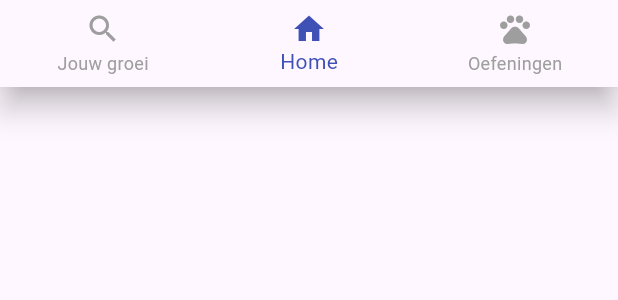
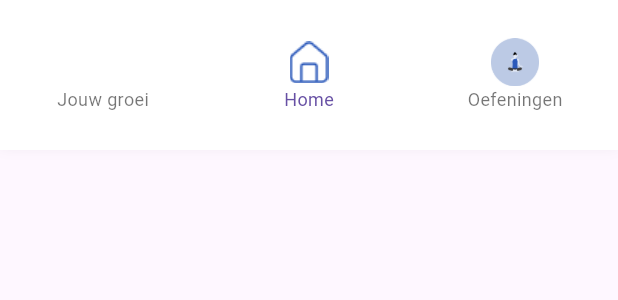
Before and after one commit to RVApeldoorn/MeasureApp, a Flutter app: the BottomNavBar widget shown alone on an empty page, opened directly, on a phone screen of 412 x 824 dp. Shown: the top 300 px of the screen. Run offline on Flutter 3.47's test engine with Material 3 defaults, Android fonts, the phone set to English and light mode, and no system bars; our stand-ins replace dio, flutter_secure_storage, flutter_svg, permission_handler; missing offline and left inert: flutter_reactive_ble; accounts and stored records are empty; generated files the repository leaves out were written again; network calls fail.

Commit message:
[20] Refined top and bottom bars, adjusted styling and abstracted pindots

```diff
--- a/lib/l10n/app_en.arb
+++ b/lib/l10n/app_en.arb
@@ -1,8 +1,9 @@
 {
   "@@locale": "en",
   "app_title": "Measurement",
-  "pin_set": "Set your PIN code",
-  "pin_confirm": "Confirm your PIN code",
+  "pin_set": "Set your pincode",
+  "pin_enter": "Enter your pincode",
+  "pin_confirm": "Confirm your pincode",
   "pin_error": "PIN codes do not match",
   "pin_reset_confirm_title": "Confirmation",
   "pin_reset_confirm_content": "Are you sure you want to reset your PIN? The app will be reset.",
--- a/lib/l10n/app_nl.arb
+++ b/lib/l10n/app_nl.arb
@@ -1,8 +1,9 @@
 {
     "@@locale": "nl",
     "app_title": "Meting",
-    "pin_set": "Stel uw PIN-code in",
-    "pin_confirm": "Bevestig uw PIN-code",
+    "pin_set": "Stel uw pincode in",
+    "pin_enter": "Voer uw pincode in",
+    "pin_confirm": "Bevestig uw pincode",
     "pin_error": "PIN-codes komen niet overeen",
     "pin_reset_confirm_title": "Bevestiging",
     "pin_reset_confirm_content": "Weet je zeker dat je je PIN wilt resetten? De app zal opnieuw worden ingesteld.",
--- a/lib/main.dart
+++ b/lib/main.dart
@@ -4,7 +4,6 @@ import 'package:flutter_gen/gen_l10n/app_localizations.dart';
 import 'package:measureapp/screens/setup_screen.dart';
 import 'package:measureapp/screens/pin_screen.dart';
 import 'package:measureapp/screens/pin_lock_screen.dart';
-import 'package:measureapp/screens/step_one_measurement_screen.dart';
 import 'package:measureapp/utils/secure_storage.dart';
 
 void main() async {
--- a/lib/screens/home_screen.dart
+++ b/lib/screens/home_screen.dart
@@ -51,6 +51,7 @@ class _HomeScreenState extends State<HomeScreen> {
     final t = AppLocalizations.of(context)!;
 
     return Scaffold(
+      backgroundColor: Colors.white,
       appBar: TopBar(title: t.app_title),
       bottomNavigationBar: const BottomNavBar(),
       body: RefreshIndicator(
@@ -95,13 +96,13 @@ class _HomeScreenState extends State<HomeScreen> {
                             ],
                           );
                       }),
+                    SizedBox(height: 10),
                       Row(
                         children: [
                           Expanded(
                             child: BigButton(
                               title: t.growth_safari,
-                              iconWidget: SvgPicture.asset(
-                                'assets/icons/lion.svg',
+                            iconWidget: Image.asset('assets/images/yoga.png',
                               ),
                               onPressed: () {},
                             ),
--- a/lib/widgets/big_button.dart
+++ b/lib/widgets/big_button.dart
@@ -55,8 +55,8 @@ class BigButton extends StatelessWidget {
                 SizedBox(height: 12),
                 Center(
                   child: SizedBox(
-                    width: 60,
-                    height: 60,
+                    width: 80,
+                    height: 80,
                     child: iconWidget,
                   ),
                 ),
--- a/lib/widgets/bottom_navigation_bar.dart
+++ b/lib/widgets/bottom_navigation_bar.dart
@@ -1,21 +1,74 @@
 import 'package:flutter/material.dart';
+import 'package:flutter_svg/flutter_svg.dart';
+import 'package:measureapp/screens/home_screen.dart'; // Import HomeScreen
 
 class BottomNavBar extends StatelessWidget {
   final int currentIndex;
 
-  const BottomNavBar({this.currentIndex = 1, Key? key}) : super(key: key);
+  const BottomNavBar({this.currentIndex = 1, super.key});
 
   @override
   Widget build(BuildContext context) {
-    return BottomNavigationBar(
-      currentIndex: currentIndex,
-      selectedItemColor: Colors.indigo,
-      unselectedItemColor: Colors.grey,
-      items: const [
-        BottomNavigationBarItem(icon: Icon(Icons.search), label: 'Jouw groei'),
-        BottomNavigationBarItem(icon: Icon(Icons.home), label: 'Home'),
-        BottomNavigationBarItem(icon: Icon(Icons.pets), label: 'Oefeningen'),
-      ],
+    return Container(
+      height: 100,
+      decoration: BoxDecoration(
+        color: Colors.white,
+        boxShadow: [
+          BoxShadow(
+            color: Colors.black.withOpacity(0.1),
+            spreadRadius: 0,
+            blurRadius: 8,
+            offset: const Offset(0, -4),
+          ),
+        ],
+      ),
+      child: BottomNavigationBar(
+        currentIndex: currentIndex,
+        backgroundColor: Colors.transparent,
+        elevation: 0,
+        selectedLabelStyle: const TextStyle(fontSize: 12, color: Colors.black),
+        unselectedLabelStyle: const TextStyle(fontSize: 12, color: Colors.black),
+        onTap: (index) {
+          // Handle tap on navigation items
+          if (index == 1) {
+            // "Home" item tapped
+            Navigator.pushReplacement(
+              context,
+              MaterialPageRoute(builder: (context) => HomeScreen()),
+            );
+          }
+          // Add navigation for other items if needed
+          // Example:
+          // if (index == 0) { /* Navigate to Growth Screen */ }
+          // if (index == 2) { /* Navigate to Exercises Screen */ }
+        },
+        items: [
+          BottomNavigationBarItem(
+            icon: SvgPicture.asset(
+              'assets/icons/loop.svg',
+              width: 32,
+              height: 32,
+            ),
+            label: 'Jouw groei',
+          ),
+          BottomNavigationBarItem(
+            icon: Image.asset(
+              'assets/images/home.png',
+              width: 32,
+              height: 32,
+            ),
+            label: 'Home',
+          ),
+          BottomNavigationBarItem(
+            icon: Image.asset(
+              'assets/images/yoga.png',
+              width: 32,
+              height: 32,
+            ),
+            label: 'Oefeningen',
+          ),
+        ],
+      ),
     );
   }
 }
--- a/lib/widgets/measurement_request.dart
+++ b/lib/widgets/measurement_request.dart
@@ -41,7 +41,7 @@ class MeasurementRequest extends StatelessWidget {
                 ),
               ),
               Icon(
-                isFilled ? Icons.check : Icons.arrow_forward,
+                isFilled ? Icons.check : Icons.add,
                 color: Color(0xFF1D53BF),
                 size: 32,
               ),
--- a/lib/widgets/session_block.dart
+++ b/lib/widgets/session_block.dart
@@ -51,7 +51,7 @@ class SessionBlock extends StatelessWidget {
 
     return Card(
       elevation: 0,
-      color: const Color(0xFFE8EDF8),
+      color: const Color(0xFFE7EDF9),
       shape: RoundedRectangleBorder(borderRadius: BorderRadius.circular(12)),
       child: Padding(
         padding: const EdgeInsets.all(16.0),
```
Also changed, not shown: lib/screens/pin_lock_screen.dart (+14 -27 lines), lib/screens/pin_screen.dart (+11 -23 lines), lib/screens/setup_screen.dart (+6 -6 lines), lib/widgets/pin_dots_widget.dart (added, +38 -0 lines), lib/widgets/top_bar.dart (+45 -11 lines), assets/icons/settings.svg (added), assets/images/home.png (added), assets/images/yoga.png (added).
